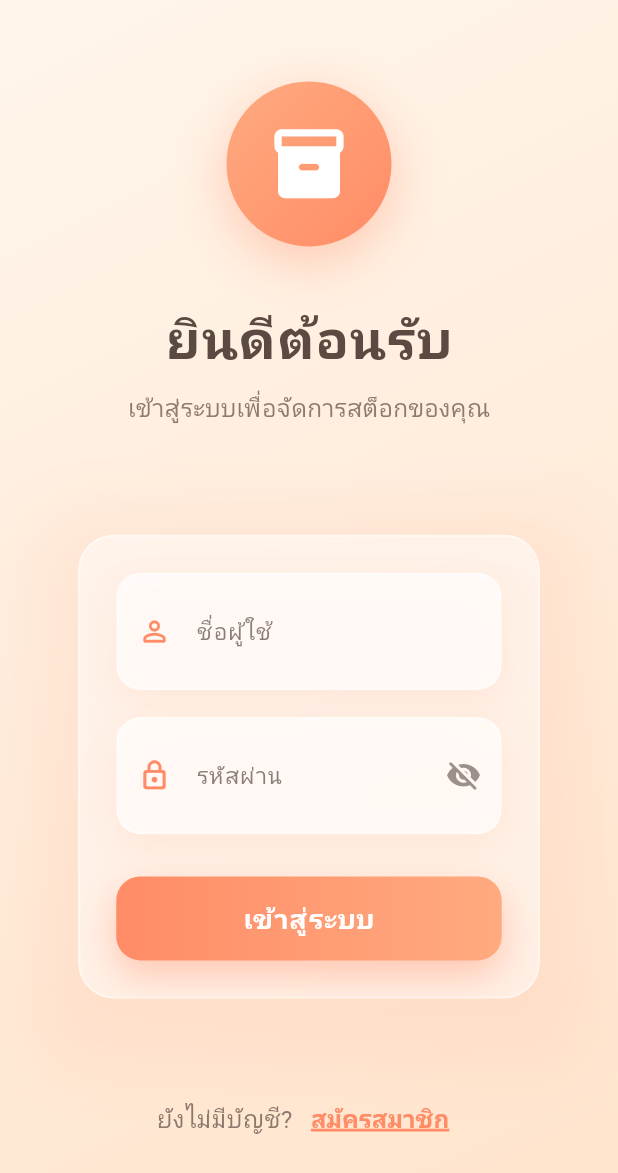
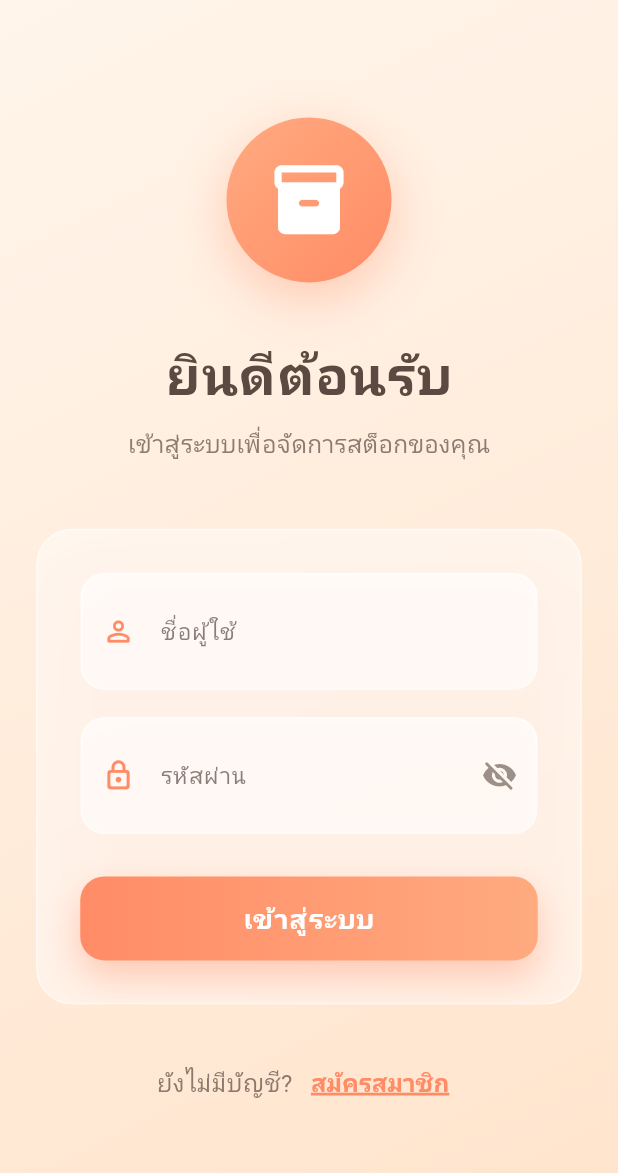
Before and after one commit to SSmikey/inventory_my_app, a Flutter app: the screen it shows after launch, on a phone screen of 412 x 824 dp. Shown: the top 1173 px of the screen. Run offline on Flutter 3.47's test engine with Material 3 defaults, Android fonts, the phone set to English and light mode, and no system bars; our stand-ins replace fl_chart, google_fonts, shared_preferences; Roboto replaces fonts that are missing (Prompt).

Commit message:
UI login

```diff
--- a/lib/screens/login_screen.dart
+++ b/lib/screens/login_screen.dart
@@ -6,15 +6,13 @@ import 'dart:ui';
 
 // ธีมสีส้มนุ่มนวล ไม่แสบตา
 class AppColors {
-  static const primaryOrange = Color(0xFFFFAA80); // Soft Coral
-  static const secondaryOrange = Color(0xFFFFCC99); // Warm Peach
-  static const accentOrange = Color(0xFFFF8C66); // Muted Orange
-  static const backgroundStart = Color(0xFFFFF5EB); // Cream White
-  static const backgroundEnd = Color(0xFFFFE4CC); // Light Peach
-  static const cardBackground = Color(0xFFFFFAF5); // Off White
-  static const textDark = Color(0xFF5A4A42); // Warm Brown
-  static const textLight = Color(0xFFFFFFFF);
-  static const shadowColor = Color(0x1AFF8C66); // Subtle Orange Shadow
+  static const primaryOrange = Color(0xFFFFAA80);
+  static const secondaryOrange = Color(0xFFFFCC99);
+  static const accentOrange = Color(0xFFFF8C66);
+  static const backgroundStart = Color(0xFFFFF5EB);
+  static const backgroundEnd = Color(0xFFFFE4CC);
+  static const textDark = Color(0xFF5A4A42);
+  static const shadowColor = Color(0x1AFF8C66);
 }
 
 class LoginScreen extends StatefulWidget {
@@ -107,25 +105,213 @@ class _LoginScreenState extends State<LoginScreen>
     }
   }
 
-  Widget _buildGlassTextField({
-    required TextEditingController controller,
-    required String label,
-    required IconData icon,
-    bool obscureText = false,
-    Widget? suffixIcon,
-  }) {
+  @override
+  Widget build(BuildContext context) {
+    return Scaffold(
+      body: Container(
+        decoration: const BoxDecoration(
+          gradient: LinearGradient(
+            begin: Alignment.topLeft,
+            end: Alignment.bottomRight,
+            colors: [AppColors.backgroundStart, AppColors.backgroundEnd],
+          ),
+        ),
+        child: SafeArea(
+          child: Center(
+            child: SingleChildScrollView(
+              padding: const EdgeInsets.all(24),
+              child: FadeTransition(
+                opacity: _fadeAnimation,
+                child: ScaleTransition(
+                  scale: _scaleAnimation,
+                  child: Column(
+                    mainAxisAlignment: MainAxisAlignment.center,
+                    children: [
+                      _LogoWidget(),
+                      const SizedBox(height: 35),
+                      _HeaderSection(),
+                      const SizedBox(height: 45),
+                      _LoginCard(
+                        usernameController: _usernameController,
+                        passwordController: _passwordController,
+                        obscurePassword: _obscurePassword,
+                        isLoading: _isLoading,
+                        onTogglePassword: () => setState(
+                          () => _obscurePassword = !_obscurePassword,
+                        ),
+                        onLogin: _login,
+                      ),
+                      const SizedBox(height: 28),
+                      _RegisterLink(),
+                    ],
+                  ),
+                ),
+              ),
+            ),
+          ),
+        ),
+      ),
+    );
+  }
+}
+
+// Logo Widget with Glow Effect
+class _LogoWidget extends StatelessWidget {
+  @override
+  Widget build(BuildContext context) {
     return Container(
+      width: 110,
+      height: 110,
       decoration: BoxDecoration(
-        borderRadius: BorderRadius.circular(16),
+        shape: BoxShape.circle,
+        gradient: const LinearGradient(
+          colors: [AppColors.primaryOrange, AppColors.accentOrange],
+          begin: Alignment.topLeft,
+          end: Alignment.bottomRight,
+        ),
+        boxShadow: [
+          BoxShadow(
+            color: AppColors.accentOrange.withOpacity(0.4),
+            blurRadius: 30,
+            offset: const Offset(0, 10),
+          ),
+        ],
+      ),
+      child: const Icon(
+        Icons.inventory_2_rounded,
+        size: 55,
+        color: Colors.white,
+      ),
+    );
+  }
+}
+
+// Header Section
+class _HeaderSection extends StatelessWidget {
+  @override
+  Widget build(BuildContext context) {
+    return Column(
+      children: [
+        const Text(
+          "ยินดีต้อนรับ",
+          style: TextStyle(
+            fontSize: 36,
+            fontWeight: FontWeight.bold,
+            color: AppColors.textDark,
+            letterSpacing: 0.5,
+          ),
+        ),
+        const SizedBox(height: 10),
+        Text(
+          "เข้าสู่ระบบเพื่อจัดการสต็อกของคุณ",
+          style: TextStyle(
+            fontSize: 16,
+            color: AppColors.textDark.withOpacity(0.7),
+            fontWeight: FontWeight.w400,
+          ),
+        ),
+      ],
+    );
+  }
+}
+
+// Login Card with Glass Effect
+class _LoginCard extends StatelessWidget {
+  final TextEditingController usernameController;
+  final TextEditingController passwordController;
+  final bool obscurePassword;
+  final bool isLoading;
+  final VoidCallback onTogglePassword;
+  final VoidCallback onLogin;
+
+  const _LoginCard({
+    required this.usernameController,
+    required this.passwordController,
+    required this.obscurePassword,
+    required this.isLoading,
+    required this.onTogglePassword,
+    required this.onLogin,
+  });
+
+  @override
+  Widget build(BuildContext context) {
+    return ClipRRect(
+      borderRadius: BorderRadius.circular(24),
+      child: BackdropFilter(
+        filter: ImageFilter.blur(sigmaX: 15, sigmaY: 15),
+        child: Container(
+          decoration: BoxDecoration(
+            color: Colors.white.withOpacity(0.5),
+            borderRadius: BorderRadius.circular(24),
+            border: Border.all(
+              color: Colors.white.withOpacity(0.4),
+              width: 1.5,
+            ),
             boxShadow: [
               BoxShadow(
                 color: AppColors.shadowColor,
-            blurRadius: 20,
-            offset: const Offset(0, 8),
+                blurRadius: 40,
+                offset: const Offset(0, 15),
               ),
             ],
           ),
-      child: ClipRRect(
+          padding: const EdgeInsets.all(28),
+          child: Column(
+            children: [
+              _GlassTextField(
+                controller: usernameController,
+                label: "ชื่อผู้ใช้",
+                icon: Icons.person_outline_rounded,
+              ),
+              const SizedBox(height: 18),
+              _GlassTextField(
+                controller: passwordController,
+                label: "รหัสผ่าน",
+                icon: Icons.lock_outline_rounded,
+                obscureText: obscurePassword,
+                suffixIcon: IconButton(
+                  icon: Icon(
+                    obscurePassword
+                        ? Icons.visibility_off_rounded
+                        : Icons.visibility_rounded,
+                    color: AppColors.textDark.withOpacity(0.6),
+                  ),
+                  onPressed: onTogglePassword,
+                ),
+              ),
+              const SizedBox(height: 28),
+              _GradientButton(
+                text: "เข้าสู่ระบบ",
+                onPressed: onLogin,
+                isLoading: isLoading,
+              ),
+            ],
+          ),
+        ),
+      ),
+    );
+  }
+}
+
+// Glass TextField
+class _GlassTextField extends StatelessWidget {
+  final TextEditingController controller;
+  final String label;
+  final IconData icon;
+  final bool obscureText;
+  final Widget? suffixIcon;
+
+  const _GlassTextField({
+    required this.controller,
+    required this.label,
+    required this.icon,
+    this.obscureText = false,
+    this.suffixIcon,
+  });
+
+  @override
+  Widget build(BuildContext context) {
+    return ClipRRect(
       borderRadius: BorderRadius.circular(16),
       child: BackdropFilter(
         filter: ImageFilter.blur(sigmaX: 10, sigmaY: 10),
@@ -137,6 +323,13 @@ class _LoginScreenState extends State<LoginScreen>
               color: Colors.white.withOpacity(0.3),
               width: 1.5,
             ),
+            boxShadow: [
+              BoxShadow(
+                color: AppColors.shadowColor,
+                blurRadius: 20,
+                offset: const Offset(0, 8),
+              ),
+            ],
           ),
           child: TextField(
             controller: controller,
@@ -164,15 +357,24 @@ class _LoginScreenState extends State<LoginScreen>
           ),
         ),
       ),
-      ),
     );
   }
+}
 
-  Widget _buildGradientButton({
-    required String text,
-    required VoidCallback onPressed,
-    required bool isLoading,
-  }) {
+// Gradient Button
+class _GradientButton extends StatelessWidget {
+  final String text;
+  final VoidCallback onPressed;
+  final bool isLoading;
+
+  const _GradientButton({
+    required this.text,
+    required this.onPressed,
+    required this.isLoading,
+  });
+
+  @override
+  Widget build(BuildContext context) {
     return Container(
       height: 56,
       decoration: BoxDecoration(
@@ -219,152 +421,13 @@ class _LoginScreenState extends State<LoginScreen>
       ),
     );
   }
+}
 
+// Register Link
+class _RegisterLink extends StatelessWidget {
   @override
   Widget build(BuildContext context) {
-    return Scaffold(
-      body: Container(
-        decoration: const BoxDecoration(
-          gradient: LinearGradient(
-            begin: Alignment.topLeft,
-            end: Alignment.bottomRight,
-            colors: [AppColors.backgroundStart, AppColors.backgroundEnd],
-          ),
-        ),
-        child: SafeArea(
-          child: Center(
-            child: SingleChildScrollView(
-              padding: const EdgeInsets.all(24),
-              child: FadeTransition(
-                opacity: _fadeAnimation,
-                child: ScaleTransition(
-                  scale: _scaleAnimation,
-                  child: Column(
-                    mainAxisAlignment: MainAxisAlignment.center,
-                    children: [
-                      // Logo with Glow
-                      Container(
-                        width: 110,
-                        height: 110,
-                        decoration: BoxDecoration(
-                          shape: BoxShape.circle,
-                          gradient: const LinearGradient(
-                            colors: [
-                              AppColors.primaryOrange,
-                              AppColors.accentOrange,
-                            ],
-                            begin: Alignment.topLeft,
-                            end: Alignment.bottomRight,
-                          ),
-                          boxShadow: [
-                            BoxShadow(
-                              color: AppColors.accentOrange.withOpacity(0.4),
-                              blurRadius: 30,
-                              offset: const Offset(0, 10),
-                            ),
-                          ],
-                        ),
-                        child: const Icon(
-                          Icons.inventory_2_rounded,
-                          size: 55,
-                          color: Colors.white,
-                        ),
-                      ),
-                      const SizedBox(height: 35),
-
-                      // Title
-                      const Text(
-                        "ยินดีต้อนรับ",
-                        style: TextStyle(
-                          fontSize: 36,
-                          fontWeight: FontWeight.bold,
-                          color: AppColors.textDark,
-                          letterSpacing: 0.5,
-                        ),
-                      ),
-                      const SizedBox(height: 10),
-                      Text(
-                        "เข้าสู่ระบบเพื่อจัดการสต็อกของคุณ",
-                        style: TextStyle(
-                          fontSize: 16,
-                          color: AppColors.textDark.withOpacity(0.7),
-                          fontWeight: FontWeight.w400,
-                        ),
-                      ),
-                      const SizedBox(height: 45),
-
-                      // Glass Login Card
-                      Container(
-                        padding: const EdgeInsets.all(28),
-                        decoration: BoxDecoration(
-                          borderRadius: BorderRadius.circular(24),
-                          boxShadow: [
-                            BoxShadow(
-                              color: AppColors.shadowColor,
-                              blurRadius: 40,
-                              offset: const Offset(0, 15),
-                            ),
-                          ],
-                        ),
-                        child: ClipRRect(
-                          borderRadius: BorderRadius.circular(24),
-                          child: BackdropFilter(
-                            filter: ImageFilter.blur(sigmaX: 15, sigmaY: 15),
-                            child: Container(
-                              decoration: BoxDecoration(
-                                color: Colors.white.withOpacity(0.5),
-                                borderRadius: BorderRadius.circular(24),
-                                border: Border.all(
-                                  color: Colors.white.withOpacity(0.4),
-                                  width: 1.5,
-                                ),
-                              ),
-                              padding: const EdgeInsets.all(24),
-                              child: Column(
-                                crossAxisAlignment: CrossAxisAlignment.stretch,
-                                children: [
-                                  _buildGlassTextField(
-                                    controller: _usernameController,
-                                    label: "ชื่อผู้ใช้",
-                                    icon: Icons.person_outline_rounded,
-                                  ),
-                                  const SizedBox(height: 18),
-                                  _buildGlassTextField(
-                                    controller: _passwordController,
-                                    label: "รหัสผ่าน",
-                                    icon: Icons.lock_outline_rounded,
-                                    obscureText: _obscurePassword,
-                                    suffixIcon: IconButton(
-                                      icon: Icon(
-                                        _obscurePassword
-                                            ? Icons.visibility_off_rounded
-                                            : Icons.visibility_rounded,
-                                        color: AppColors.textDark.withOpacity(
-                                          0.6,
-                                        ),
-                                      ),
-                                      onPressed: () => setState(
-                                        () => _obscurePassword =
-                                            !_obscurePassword,
-                                      ),
-                                    ),
-                                  ),
-                                  const SizedBox(height: 28),
-                                  _buildGradientButton(
-                                    text: "เข้าสู่ระบบ",
-                                    onPressed: _login,
-                                    isLoading: _isLoading,
-                                  ),
-                                ],
-                              ),
-                            ),
-                          ),
-                        ),
-                      ),
-                      const SizedBox(height: 28),
-
-                      // Register Link
-                      Row(
+    return Row(
       mainAxisAlignment: MainAxisAlignment.center,
       children: [
         Text(
@@ -376,15 +439,9 @@ class _LoginScreenState extends State<LoginScreen>
           ),
         ),
         TextButton(
-                            onPressed: () => Navigator.pushReplacementNamed(
-                              context,
-                              '/register',
-                            ),
+          onPressed: () => Navigator.pushReplacementNamed(context, '/register'),
           style: TextButton.styleFrom(
-                              padding: const EdgeInsets.symmetric(
-                                horizontal: 8,
-                                vertical: 4,
-                              ),
+            padding: const EdgeInsets.symmetric(horizontal: 8, vertical: 4),
           ),
           child: const Text(
             "สมัครสมาชิก",
@@ -399,15 +456,6 @@ class _LoginScreenState extends State<LoginScreen>
           ),
         ),
       ],
-                      ),
-                    ],
-                  ),
-                ),
-              ),
-            ),
-          ),
-        ),
-      ),
     );
   }
 }
```
Lines whose indentation alone changed are shown as unchanged.
